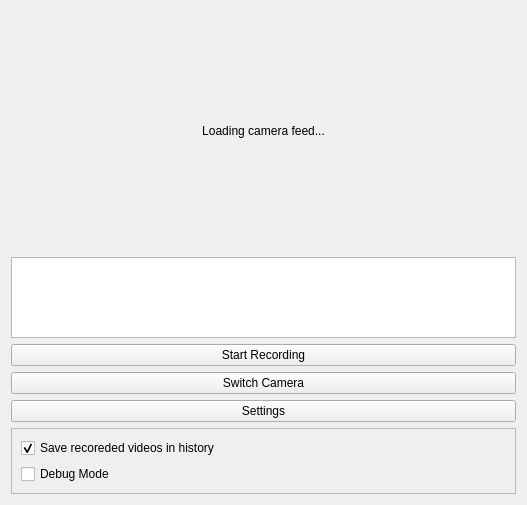
This is app/ui/main_window.ui in Stefanos0710/SignAI as Qt 5 draws it before an edit. The edited form follows.
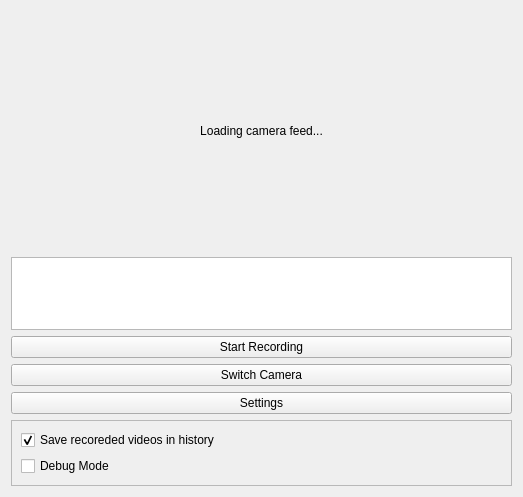
This is the edited form.

Commit message:
Improve result display visibility and UI widget
Result display is now hidden by default and only shown when processing video. Changed 'plainTextEdit' widget from QPlainTextEdit to QTextEdit in the UI for better text handling. Adjusted main window size for improved layout.

```diff
--- a/app/ui/main_window.ui
+++ b/app/ui/main_window.ui
@@ -6,8 +6,8 @@
    <rect>
     <x>0</x>
     <y>0</y>
-    <width>527</width>
-    <height>505</height>
+    <width>523</width>
+    <height>497</height>
    </rect>
   </property>
   <property name="windowTitle">
@@ -31,7 +31,7 @@
     </widget>
    </item>
    <item>
-    <widget class="QPlainTextEdit" name="plainTextEdit"/>
+    <widget class="QTextEdit" name="plainTextEdit"/>
    </item>
    <item>
     <widget class="QPushButton" name="recordButton">
```
The commit also changes 1 other file.
